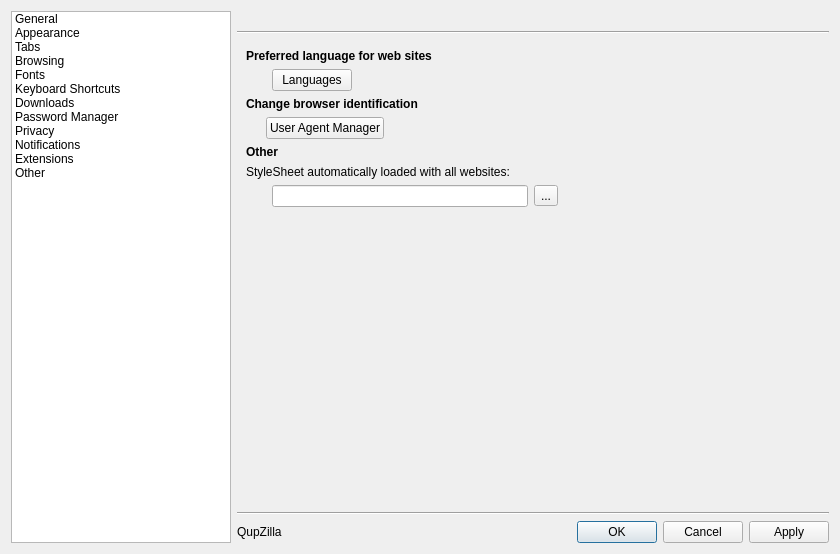
Above: src/lib/preferences/preferences.ui from QupZilla/qupzilla before the change. Below: the same form after it.
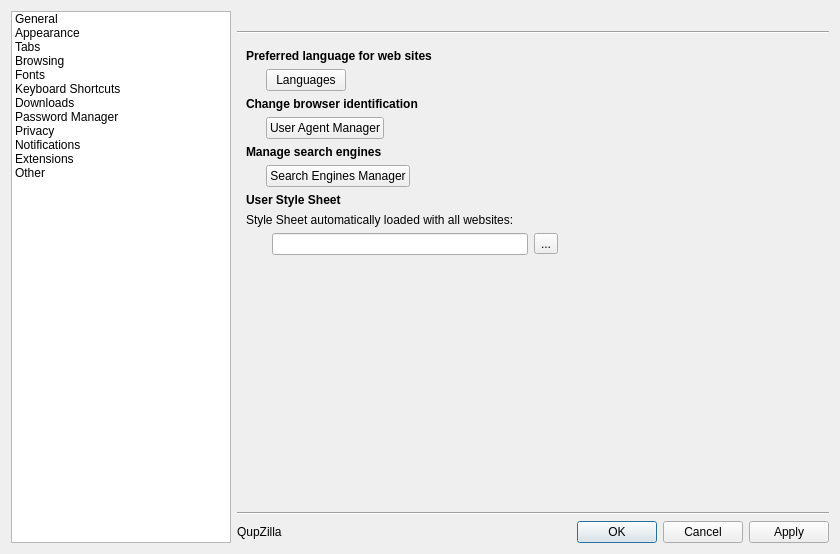
That is the form after the change. The open tabs and pages were chosen to show the change. Custom widgets are drawn as their Qt base class.

Commit message:
[Preferences] Add button to open Search Engines Manager
Closes #1205

What changed in the file:
```diff
--- a/src/lib/preferences/preferences.ui
+++ b/src/lib/preferences/preferences.ui
@@ -2573,61 +2573,37 @@
          <widget class="QWidget" name="otherPage">
           <layout class="QGridLayout" name="gridLayout_13">
            <item row="9" column="0" colspan="4">
+            <widget class="QLabel" name="label_66">
+             <property name="text">
+              <string>&lt;b&gt;Manage search engines&lt;/b&gt;</string>
+             </property>
+            </widget>
+           </item>
+           <item row="11" column="0" colspan="4">
             <widget class="QLabel" name="label_9">
              <property name="text">
-              <string>&lt;b&gt;Other&lt;/b&gt;</string>
+              <string>&lt;b&gt;User Style Sheet&lt;/b&gt;</string>
              </property>
             </widget>
            </item>
-           <item row="10" column="0" colspan="4">
+           <item row="12" column="0" colspan="4">
             <widget class="QLabel" name="label_15">
              <property name="text">
-              <string>StyleSheet automatically loaded with all websites: </string>
+              <string>Style Sheet automatically loaded with all websites: </string>
              </property>
             </widget>
            </item>
-           <item row="11" column="1">
+           <item row="13" column="1">
             <widget class="QLineEdit" name="userStyleSheet"/>
            </item>
-           <item row="11" column="2">
+           <item row="13" column="2">
             <widget class="MacToolButton" name="chooseUserStylesheet">
              <property name="text">
               <string>...</string>
              </property>
             </widget>
            </item>
-           <item row="5" column="1">
-            <layout class="QHBoxLayout" name="horizontalLayout_8">
-             <item>
-              <widget class="QPushButton" name="preferredLanguages">
-               <property name="text">
-                <string>Languages</string>
-               </property>
-              </widget>
-             </item>
-             <item>
-              <spacer name="horizontalSpacer_10">
-               <property name="orientation">
-                <enum>Qt::Horizontal</enum>
-               </property>
-               <property name="sizeHint" stdset="0">
-                <size>
-                 <width>40</width>
-                 <height>20</height>
-                </size>
-               </property>
-              </spacer>
-             </item>
-            </layout>
-           </item>
-           <item row="4" column="0" colspan="4">
-            <widget class="QLabel" name="label_36">
-             <property name="text">
-              <string>&lt;b&gt;Preferred language for web sites&lt;/b&gt;</string>
-             </property>
-            </widget>
-           </item>
-           <item row="12" column="0">
+           <item row="14" column="0">
             <spacer name="verticalSpacer_15">
              <property name="orientation">
               <enum>Qt::Vertical</enum>
@@ -2640,21 +2616,12 @@
              </property>
             </spacer>
            </item>
-           <item row="5" column="0">
-            <spacer name="horizontalSpacer_24">
-             <property name="orientation">
-              <enum>Qt::Horizontal</enum>
+           <item row="4" column="0" colspan="4">
+            <widget class="QLabel" name="label_36">
+             <property name="text">
+              <string>&lt;b&gt;Preferred language for web sites&lt;/b&gt;</string>
              </property>
-             <property name="sizeType">
-              <enum>QSizePolicy::Fixed</enum>
-             </property>
-             <property name="sizeHint" stdset="0">
-              <size>
-               <width>20</width>
-               <height>20</height>
-              </size>
-             </property>
-            </spacer>
+            </widget>
            </item>
            <item row="5" column="3">
             <spacer name="horizontalSpacer_6">
@@ -2716,6 +2683,86 @@
              </item>
             </layout>
            </item>
+           <item row="5" column="0" colspan="2">
+            <layout class="QHBoxLayout" name="horizontalLayout_8">
+             <item>
+              <spacer name="horizontalSpacer_24">
+               <property name="orientation">
+                <enum>Qt::Horizontal</enum>
+               </property>
+               <property name="sizeType">
+                <enum>QSizePolicy::Fixed</enum>
+               </property>
+               <property name="sizeHint" stdset="0">
+                <size>
+                 <width>20</width>
+                 <height>20</height>
+                </size>
+               </property>
+              </spacer>
+             </item>
+             <item>
+              <widget class="QPushButton" name="preferredLanguages">
+               <property name="text">
+                <string>Languages</string>
+               </property>
+              </widget>
+             </item>
+             <item>
+              <spacer name="horizontalSpacer_10">
+               <property name="orientation">
+                <enum>Qt::Horizontal</enum>
+               </property>
+               <property name="sizeHint" stdset="0">
+                <size>
+                 <width>40</width>
+                 <height>20</height>
+                </size>
+               </property>
+              </spacer>
+             </item>
+            </layout>
+           </item>
+           <item row="10" column="0" colspan="2">
+            <layout class="QHBoxLayout" name="horizontalLayout_25">
+             <item>
+              <spacer name="horizontalSpacer_31">
+               <property name="orientation">
+                <enum>Qt::Horizontal</enum>
+               </property>
+               <property name="sizeType">
+                <enum>QSizePolicy::Fixed</enum>
+               </property>
+               <property name="sizeHint" stdset="0">
+                <size>
+                 <width>20</width>
+                 <height>20</height>
+                </size>
+               </property>
+              </spacer>
+             </item>
+             <item>
+              <widget class="QPushButton" name="searchEngines">
+               <property name="text">
+                <string>Search Engines Manager</string>
+               </property>
+              </widget>
+             </item>
+             <item>
+              <spacer name="horizontalSpacer_32">
+               <property name="orientation">
+                <enum>Qt::Horizontal</enum>
+               </property>
+               <property name="sizeHint" stdset="0">
+                <size>
+                 <width>40</width>
+                 <height>20</height>
+                </size>
+               </property>
+              </spacer>
+             </item>
+            </layout>
+           </item>
           </layout>
          </widget>
         </widget>
```
The commit also changes 2 other files.
